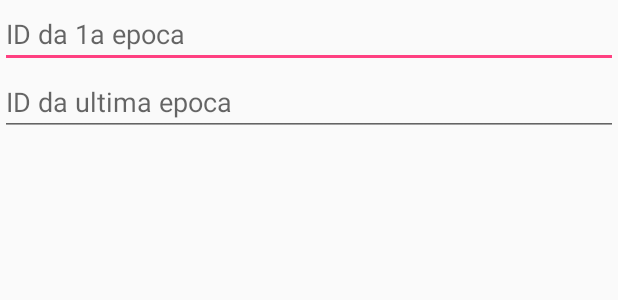
After one commit to RogerioDoCarmo/GNSS_MobileCalculator, an Android app: the layout dialog_interval.xml on its own in the app's theme, with its tools: preview values and no code run, on a phone screen of 412 x 824 dp. The commit adds this screen. Shown: the top 300 px of the screen. Run offline under Robolectric (Android 15) with nearby library versions, the phone set to English and light mode, and no system bars.

Commit message:
Dialog OK. TODO: Reer ordem de chamada para usar na activity do Maps

```diff
--- /dev/null
+++ b/app/src/main/res/layout/dialog_interval.xml
@@ -0,0 +1,27 @@
+<?xml version="1.0" encoding="utf-8"?>
+<LinearLayout xmlns:android="http://schemas.android.com/apk/res/android"
+    android:id="@+id/content"
+    android:layout_width="match_parent"
+    android:layout_height="match_parent"
+    android:gravity="center_horizontal"
+    android:orientation="vertical">
+
+    <EditText
+        android:id="@+id/interval_min"
+        android:layout_width="fill_parent"
+        android:layout_height="wrap_content"
+        android:gravity="top"
+        android:hint="ID da 1a epoca"
+        android:inputType="number"
+        android:scrollbars="vertical" />
+
+    <EditText
+        android:id="@+id/interval_max"
+        android:layout_width="fill_parent"
+        android:layout_height="wrap_content"
+        android:gravity="top"
+        android:hint="ID da ultima epoca"
+        android:inputType="number"
+        android:scrollbars="vertical" />
+
+</LinearLayout>
```
Also changed, not shown: app/src/main/java/Codigos/ProcessamentoPPS.java (+1 -7 lines), app/src/main/java/com/rogeriocarmo/gnss_mobilecalculator/MainActivity.java (+74 -0 lines), app/src/main/res/layout/activity_main.xml (+9 -0 lines).
